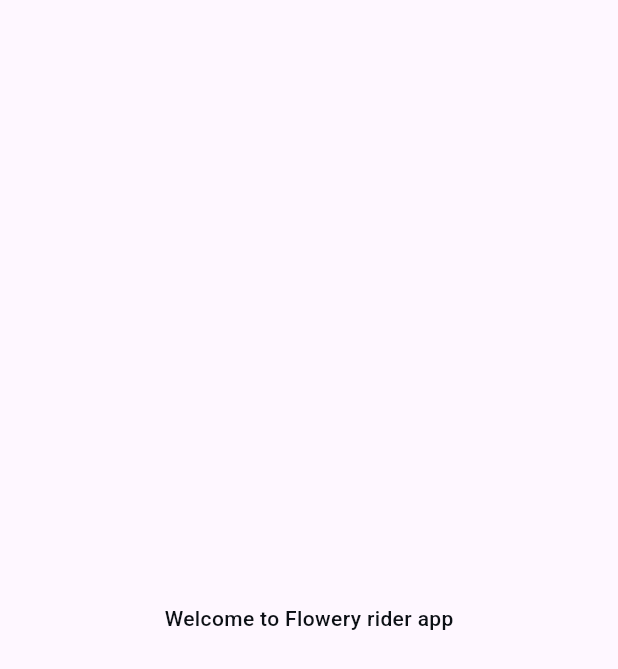
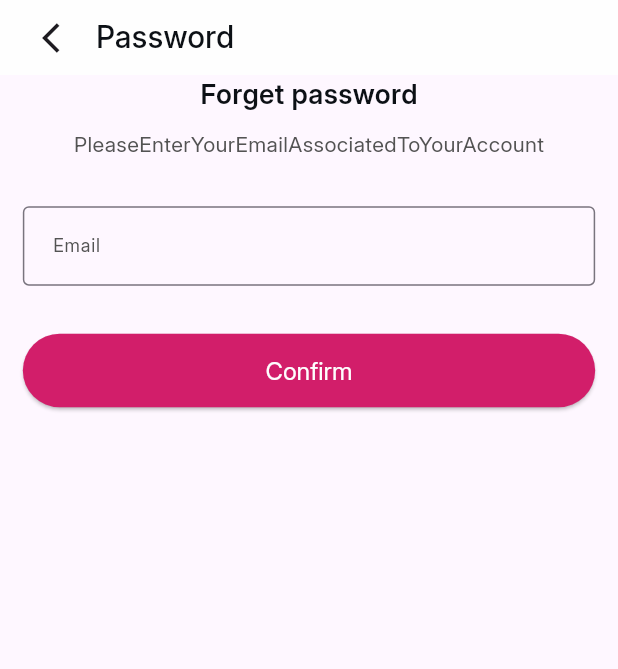
Before and after one commit to rafify2711/Traking-App, a Flutter app: the screen it shows after launch, on a phone screen of 412 x 824 dp. Shown: the top 669 px of the screen. Run offline on Flutter 3.47's test engine with Material 3 defaults, Android fonts, the phone set to English and light mode, and no system bars; our stand-ins replace bloc, dio, easy_localization, equatable, flutter_bloc, flutter_secure_storage and 3 more; generated files the repository leaves out were written again.

Commit message:
feat: implement forget password and email verification screens with localization support

```diff
--- a/assets/translations/ar.json
+++ b/assets/translations/ar.json
@@ -1,4 +1,15 @@
 {
     "local": "ar",
-    "WelcomeToFloweryRiderApp": "مرحبًا بكم في تطبيق سائق فلويري"
+    "WelcomeToFloweryRiderApp": "مرحبًا بكم في تطبيق سائق فلويري",
+    "forgetPassword": "نسيت كلمة المرور",
+    "PleaseEnterYourEmailAssociatedToYourAccount": "يرجى إدخال بريدك الإلكتروني \nالمرتبط بحسابك",
+    "email": "البريد الإلكتروني",
+    "confirm": "تأكيد",
+    "enterYourEmail": "أدخل بريدك الإلكتروني",
+    "thisEmailIsNotValid": "هذا البريد الإلكتروني غير صالح",
+    "password": "كلمة المرور",
+    "emailVerification": "تحقق البريد الإلكتروني",
+    "pleaseEnterYourCodeThatSendToYourEmailAddress": "يرجى ادخال الكود الذي تم ارساله لبريدك الإلكتروني",
+    "didntReceiveTheCode": "لم تستلم الكود؟",
+    "resend": "اعادة الارسال"
 }
--- a/assets/translations/en.json
+++ b/assets/translations/en.json
@@ -1,5 +1,15 @@
 {
     "local": "en" ,
-    "WelcomeToFloweryRiderApp" : "Welcome to Flowery rider app"
-
+    "WelcomeToFloweryRiderApp" : "Welcome to Flowery rider app",
+    "forgetPassword" : "Forget password",
+    "Please enter your email associatedto your account" : "Please enter your email associated\n to your account",
+    "email" : "Email",
+    "confirm" : "Confirm",
+    "enterYourEmail" : "Enter your email",
+    "thisEmailIsNotValid" : "This email is not valid",
+    "password" : "Password",
+    "emailVerification" : "Email verification",
+    "pleaseEnterYourCodeThatSendToYourEmailAddress" : "Please Enter Your Code That Send To Your Email Address",
+    "didntReceiveTheCode" : "Didn't receive the code ?",
+    "resend" : "Resend"
 }
--- a/lib/core/base/api_excuter.dart
+++ b/lib/core/base/api_excuter.dart
@@ -1,7 +1,6 @@
 
 import 'dart:developer';
 
-import 'package:dio/dio.dart';
 import 'package:tracking_app/core/base/api_result.dart';
 import 'package:tracking_app/core/utils/error_handler.dart';
 
--- a/lib/core/config/route_generator.dart
+++ b/lib/core/config/route_generator.dart
@@ -1,5 +1,7 @@
 import 'package:flutter/material.dart';
 import 'package:tracking_app/core/config/routes_name.dart';
+import 'package:tracking_app/features/auth/forget_password/presentation/view/forget_password_screen.dart';
+import 'package:tracking_app/features/auth/forget_password/presentation/view/verification_screen.dart';
 import 'package:tracking_app/features/splash/presentation/views/widgets/on_boarding_view.dart';
 
 class RouteGenerator {
@@ -8,6 +10,16 @@ class RouteGenerator {
       case RoutesName.onBoarding:
         return MaterialPageRoute(
           builder: (context) => const OnBoardingView(),
+          settings: settings,
+        );
+          case RoutesName.forgetPassword:
+        return MaterialPageRoute(
+          builder: (context) => const ForgetPasswordScreen(),
+          settings: settings,
+        );
+        case RoutesName.verificationScreen:
+        return MaterialPageRoute(
+          builder: (context) => const VerificationScreen(),
           settings: settings,
         );
 
--- a/lib/core/config/routes_name.dart
+++ b/lib/core/config/routes_name.dart
@@ -1,3 +1,5 @@
 class RoutesName {
   static const String onBoarding = "/";
+  static const String forgetPassword = "/forgetPassword";
+  static const String verificationScreen = "/verification";
 }
--- a/lib/core/utils/services/get_responsive_height_and_width.dart
+++ b/lib/core/utils/services/get_responsive_height_and_width.dart
@@ -1,7 +1,9 @@
 
 
+import 'package:flutter/widgets.dart';
 import 'package:tracking_app/core/utils/services/screen_size_service.dart';
-
+SizedBox responsiveHeightWidget(double height) => SizedBox(height: resposiveHeight(height));
+SizedBox responsiveWidthWidget(double width) => SizedBox(width: resposiveWidth(width));
 double resposiveHeight(double height) {
   final screenHeight = ScreenSizeService.height;
   return (height / ScreenSizeService.baseHeight) * screenHeight;
--- /dev/null
+++ b/lib/features/auth/forget_password/presentation/view/forget_password_screen.dart
@@ -0,0 +1,11 @@
+import 'package:flutter/material.dart';
+import 'package:tracking_app/features/auth/forget_password/presentation/widgets/forget_password_body.dart';
+
+class ForgetPasswordScreen extends StatelessWidget {
+  const ForgetPasswordScreen({super.key});
+
+  @override
+  Widget build(BuildContext context) {
+    return ForgetPasswordBody();
+  }
+}
--- /dev/null
+++ b/lib/features/auth/forget_password/presentation/view/verification_screen.dart
@@ -0,0 +1,12 @@
+import 'package:flutter/material.dart';
+import 'package:tracking_app/features/auth/forget_password/presentation/widgets/verification_body.dart';
+
+
+class VerificationScreen extends StatelessWidget {
+  const VerificationScreen({super.key});
+
+  @override
+  Widget build(BuildContext context) {
+    return VerificationBody();
+  }
+}
--- /dev/null
+++ b/lib/features/auth/forget_password/presentation/widgets/app_bar_section.dart
@@ -0,0 +1,38 @@
+// ignore_for_file: public_member_api_docs, sort_constructors_first
+import 'package:flutter/material.dart';
+
+import 'package:tracking_app/core/utils/colors.dart';
+
+class AppBarSection extends StatelessWidget {
+  final String text;
+  const AppBarSection({
+    Key? key,
+    required this.text,
+  }) : super(key: key);
+
+  @override
+  Widget build(BuildContext context) {
+      return AppBar(
+      scrolledUnderElevation: 0,
+      elevation: 0,
+      // shadowColor: Colors.transparent,
+      backgroundColor: PalletsColors.white10,
+      automaticallyImplyLeading: false,
+      title: Row(
+        children: [
+          IconButton(
+            onPressed: () {
+              Navigator.pop(context);
+            },
+            icon: const Icon(Icons.arrow_back_ios),
+          ),
+           Text(
+            text,
+
+          ),
+        ],
+      ),
+    );
+
+  }
+}
--- /dev/null
+++ b/lib/features/auth/forget_password/presentation/widgets/forget_password_body.dart
@@ -0,0 +1,61 @@
+import 'package:flutter/material.dart';
+import 'package:easy_localization/easy_localization.dart';
+import 'package:tracking_app/core/config/routes_name.dart';
+
+import 'package:tracking_app/core/utils/app_text_styles.dart';
+import 'package:tracking_app/core/utils/colors.dart';
+import 'package:tracking_app/core/utils/services/get_responsive_height_and_width.dart';
+import 'package:tracking_app/core/utils/validator.dart';
+import 'package:tracking_app/core/utils/widgets/custom_text_form_fieled.dart';
+import 'package:tracking_app/features/auth/forget_password/presentation/widgets/app_bar_section.dart';
+import 'package:tracking_app/generated/locale_keys.g.dart';
+class ForgetPasswordBody extends StatelessWidget {
+  const ForgetPasswordBody({super.key});
+
+  @override
+  Widget build(BuildContext context) {
+    return Scaffold(
+      appBar: PreferredSize(preferredSize: Size.fromHeight(50),child: AppBarSection(text: LocaleKeys.password.tr(),),) ,
+      body: Center(
+        child: Column(
+          children: [
+            Text(LocaleKeys.forgetPassword.tr(), style: AppTextStyles.instance.textStyle18
+                .copyWith(fontWeight: FontWeight.w600)),
+             responsiveHeightWidget(10),
+            Text(LocaleKeys.PleaseEnterYourEmailAssociatedToYourAccount.tr(),
+                style: AppTextStyles.instance.textStyle14.copyWith(
+                  color: PalletsColors.gray,
+                )),
+                   responsiveHeightWidget(20),
+                Padding(
+                  padding:  EdgeInsets.symmetric(
+                    horizontal: resposiveHeight(15),
+                    vertical: resposiveWidth(10),
+                  ),
+                  child: CustomTextFormFieled(
+                    hintText: LocaleKeys.enterYourEmail.tr(),
+                    labelText: LocaleKeys.email.tr(),
+                    textEditingController: TextEditingController(),
+                    isObsecureText: false,
+                    validator: Validator.validateEmail,
+                  ),
+                ),
+                responsiveHeightWidget(10),
+                Padding(
+                  padding:  EdgeInsets.symmetric(
+                    horizontal: resposiveHeight(15),
+                    vertical: resposiveWidth(10),
+                  ),
+                  child: ElevatedButton(onPressed: (){
+                    Navigator.pushNamed(context, RoutesName.verificationScreen);
+                  },
+                   child: Text(LocaleKeys.confirm.tr(),
+                   style: AppTextStyles.instance.textStyle16.
+                   copyWith(color: PalletsColors.white10),),),
+                )
+          ],
+        ),
+      ),
+    );
+  }
+}
--- /dev/null
+++ b/lib/features/auth/forget_password/presentation/widgets/verification_body.dart
@@ -0,0 +1,19 @@
+import 'package:easy_localization/easy_localization.dart';
+import 'package:flutter/material.dart';
+import 'package:tracking_app/features/auth/forget_password/presentation/widgets/app_bar_section.dart';
+import 'package:tracking_app/generated/locale_keys.g.dart';
+class VerificationBody extends StatelessWidget {
+  const VerificationBody({super.key});
+
+  @override
+  Widget build(BuildContext context) {
+    return Scaffold(
+      appBar: PreferredSize(preferredSize: Size.fromHeight(50),
+      child: AppBarSection(text: LocaleKeys.emailVerification.tr(),),),
+      body: Column(children: [
+
+      ]),
+
+    );
+  }
+}
--- a/lib/features/splash/presentation/views/widgets/on_boarding_view.dart
+++ b/lib/features/splash/presentation/views/widgets/on_boarding_view.dart
@@ -1,6 +1,6 @@
 import 'package:easy_localization/easy_localization.dart';
 import 'package:flutter/material.dart';
-import 'package:tracking_app/generated/local_keys.g.dart';
+import 'package:tracking_app/generated/locale_keys.g.dart';
 
 class OnBoardingView extends StatelessWidget {
   const OnBoardingView({super.key});
--- a/lib/main.dart
+++ b/lib/main.dart
@@ -40,7 +40,7 @@ class Tracking extends StatelessWidget {
       locale: context.locale,
 
       debugShowCheckedModeBanner: false,
-      initialRoute: RoutesName.onBoarding,
+      initialRoute: RoutesName.forgetPassword,
       onGenerateRoute: RouteGenerator.onGenerator,
       theme: ApplicationTheme.themeData,
     );
```
Also changed, not shown: lib/generated/codegen_loader.g.dart, lib/generated/local_keys.g.dart (deleted), lib/generated/locale_keys.g.dart (added).
